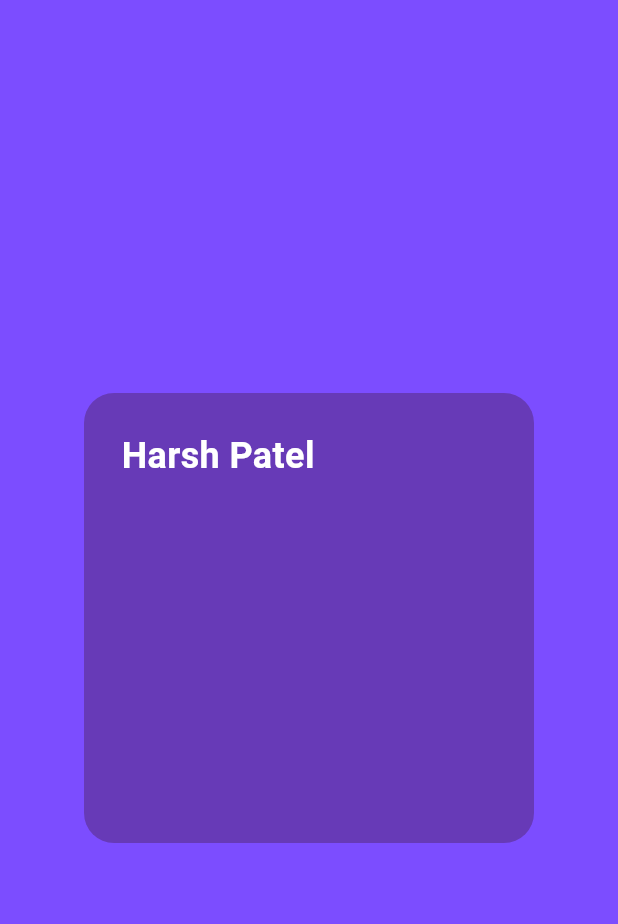
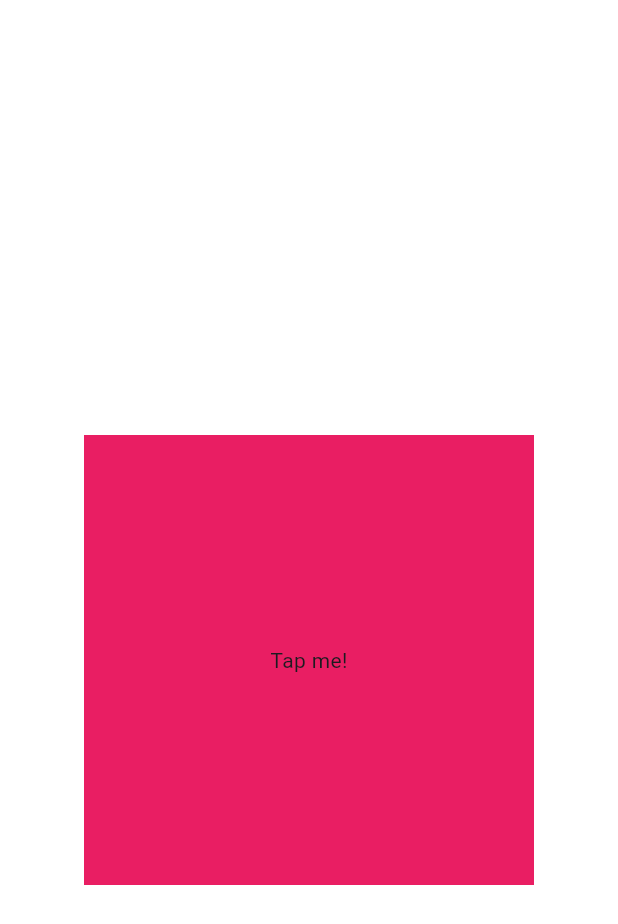
Before and after one commit to harsh749005/todo, a Flutter app: the screen it shows after launch, on a phone screen of 412 x 824 dp. Shown: the top 924 px of the screen. Run offline on Flutter 3.47's test engine with Material 3 defaults, Android fonts, the phone set to English and light mode, and no system bars.

Commit message:
GestureDetector Widget

```diff
--- a/lib/main.dart
+++ b/lib/main.dart
@@ -5,33 +5,41 @@ void main() {
 }
 
 class MyApp extends StatelessWidget {
-  const MyApp({super.key});
+  MyApp({super.key});
 
+  List names = ["Mitch", "Sharon", "Vince"];
+  void userTapped(){
+    print("User Tapped!");
+  }
   // This widget is the root of your application.
   @override
   Widget build(BuildContext context) {
     return MaterialApp(
       debugShowCheckedModeBanner: false,
       home: Scaffold(
-        backgroundColor: Colors.deepPurpleAccent[200],
+        backgroundColor: Colors.white,
+        appBar: AppBar(
+          title: Text(
+            "My App Bar",
+            style: TextStyle(fontWeight: FontWeight.w600, color: Colors.white),
+          ),
+          centerTitle: true,
+
+          backgroundColor: Colors.white,
+          elevation: 0,
+          leading: Icon(Icons.menu),
+          actions: [IconButton(onPressed: () {}, icon: Icon(Icons.logout))],
+          iconTheme: IconThemeData(color: Colors.white),
+        ),
         body: Center(
-          child: Container(
-            height: 300,
-            width: 300,
-            // color: Colors.green,
-            decoration: BoxDecoration(
-              color: Colors.deepPurple,
-              borderRadius: BorderRadius.circular(20),
+          child: GestureDetector(
+            onTap: userTapped,
+            child: Container(
+              width: 300,
+              height: 300,
+              color: Colors.pink,
+              child: Center(child: Text("Tap me!")),
             ),
-            padding: EdgeInsets.all(25),
-            child: Text(
-              "Harsh Patel",
-              style: TextStyle(
-                color: Colors.white,
-                fontSize: 24,
-                fontWeight: FontWeight.bold,
-              ),
-              ),
           ),
         ),
       ),
```
